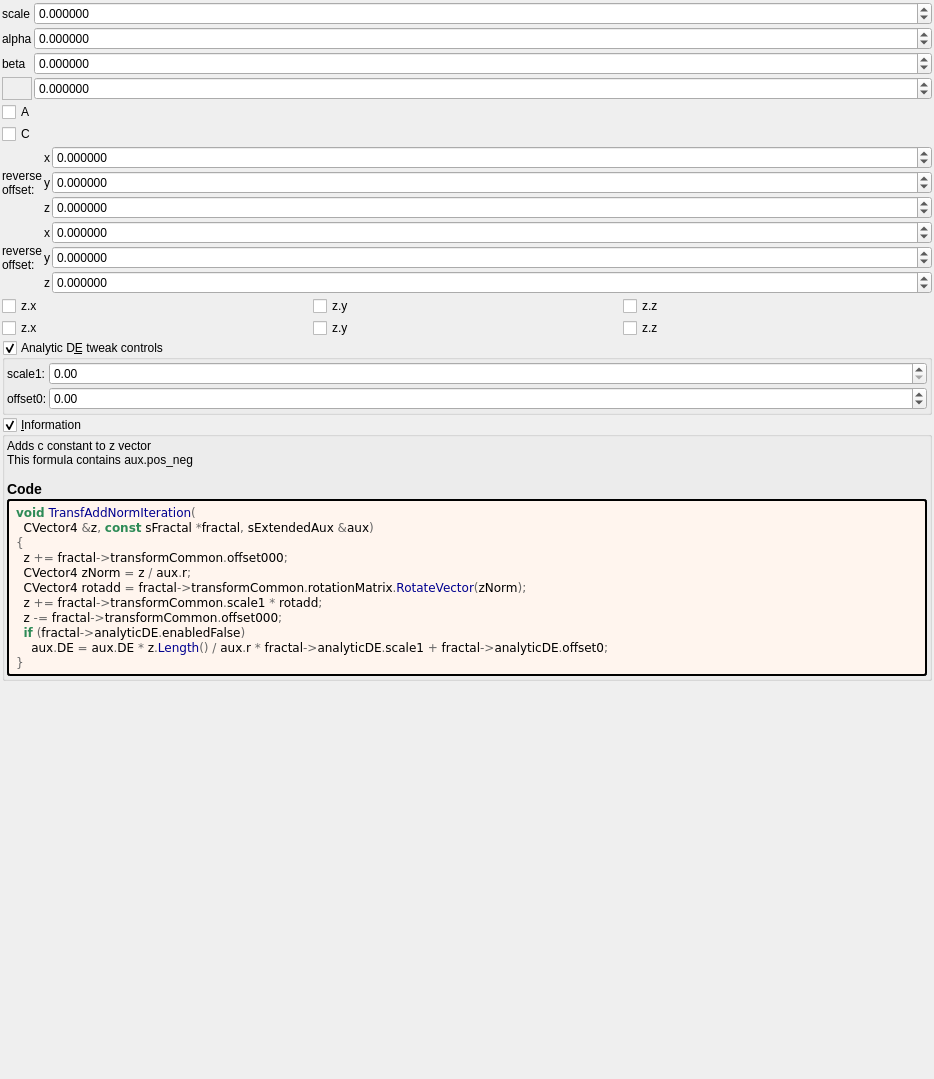
Qt form mandelbulber2/formula/ui/transf_supershape.ui (buddhi1980/mandelbulber2) before a commit.
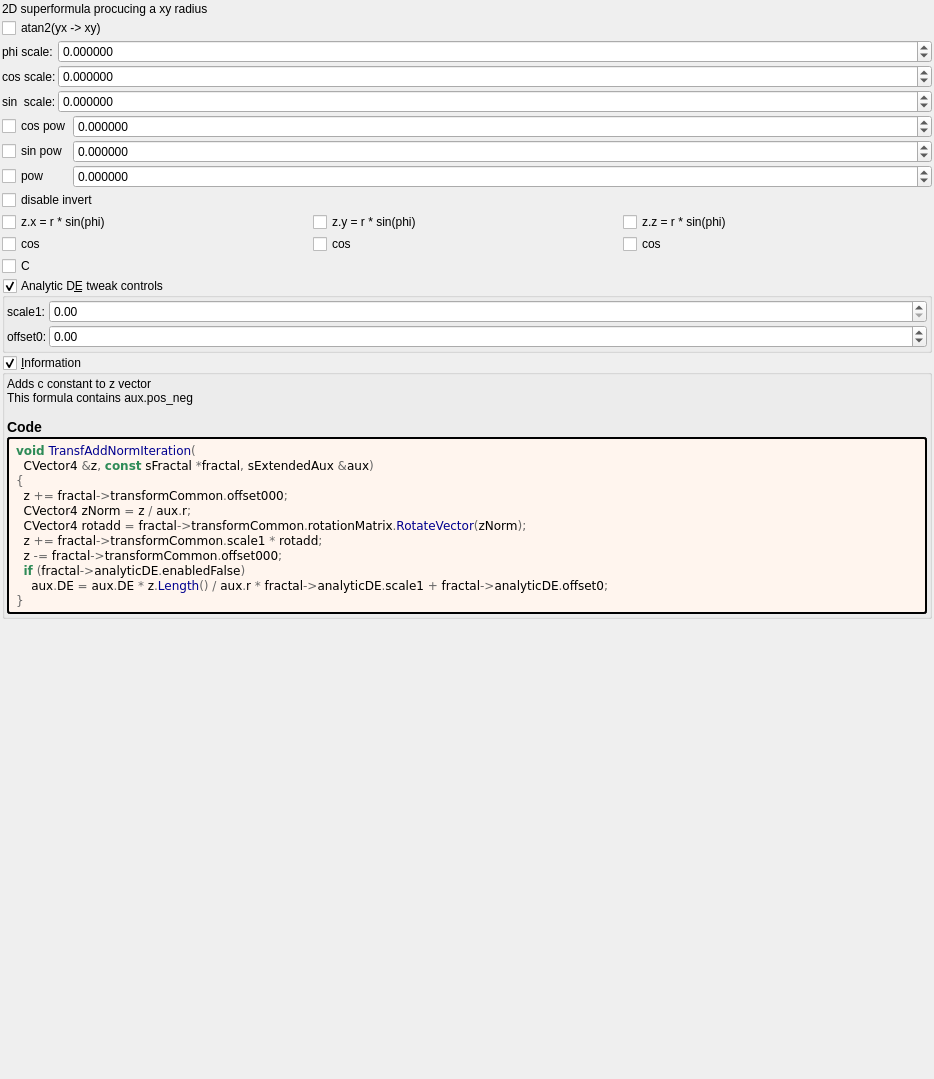
The same form after that commit. Custom widgets are drawn as their Qt base class.

```diff
--- a/mandelbulber2/formula/ui/transf_supershape.ui
+++ b/mandelbulber2/formula/ui/transf_supershape.ui
@@ -29,232 +29,47 @@
    <property name="bottomMargin">
     <number>2</number>
    </property>
+   <item>
+    <widget class="QLabel" name="label_20">
+     <property name="text">
+      <string notr="true">2D superformula procucing a xy radius</string>
+     </property>
+    </widget>
+   </item>
+   <item>
+    <widget class="MyCheckBox" name="checkBox_transf_function_enabledA_false">
+     <property name="text">
+      <string>atan2(yx -&gt; xy)</string>
+     </property>
+    </widget>
+   </item>
    <item>
     <layout class="QGridLayout" name="gridLayout_3" columnstretch="0,1">
      <property name="spacing">
       <number>2</number>
      </property>
-     <item row="1" column="1">
-      <widget class="MyDoubleSpinBox" name="spinboxd3_transf_rotation_x">
-       <property name="sizePolicy">
-        <sizepolicy hsizetype="Minimum" vsizetype="Maximum">
-         <horstretch>0</horstretch>
-         <verstretch>0</verstretch>
-        </sizepolicy>
-       </property>
-       <property name="prefix">
-        <string/>
-       </property>
-       <property name="suffix">
-        <string/>
-       </property>
-       <property name="decimals">
-        <number>6</number>
-       </property>
-       <property name="minimum">
-        <double>-36000.000000000000000</double>
-       </property>
-       <property name="maximum">
-        <double>36000.000000000000000</double>
-       </property>
-       <property name="singleStep">
-        <double>1.000000000000000</double>
-       </property>
-      </widget>
-     </item>
      <item row="2" column="0">
       <widget class="QLabel" name="label_14">
        <property name="text">
-        <string notr="true">beta</string>
-       </property>
-      </widget>
-     </item>
-     <item row="2" column="1">
-      <widget class="MyDoubleSpinBox" name="spinboxd3_transf_rotation_y">
-       <property name="sizePolicy">
-        <sizepolicy hsizetype="Minimum" vsizetype="Maximum">
-         <horstretch>0</horstretch>
-         <verstretch>0</verstretch>
-        </sizepolicy>
-       </property>
-       <property name="prefix">
-        <string/>
-       </property>
-       <property name="suffix">
-        <string/>
-       </property>
-       <property name="decimals">
-        <number>6</number>
-       </property>
-       <property name="minimum">
-        <double>-36000.000000000000000</double>
-       </property>
-       <property name="maximum">
-        <double>36000.000000000000000</double>
-       </property>
-       <property name="singleStep">
-        <double>1.000000000000000</double>
-       </property>
-      </widget>
-     </item>
-     <item row="3" column="1">
-      <widget class="MyDoubleSpinBox" name="spinboxd3_transf_rotation_z">
-       <property name="sizePolicy">
-        <sizepolicy hsizetype="Minimum" vsizetype="Maximum">
-         <horstretch>0</horstretch>
-         <verstretch>0</verstretch>
-        </sizepolicy>
-       </property>
-       <property name="prefix">
-        <string/>
-       </property>
-       <property name="suffix">
-        <string/>
-       </property>
-       <property name="decimals">
-        <number>6</number>
-       </property>
-       <property name="minimum">
-        <double>-36000.000000000000000</double>
-       </property>
-       <property name="maximum">
-        <double>36000.000000000000000</double>
-       </property>
-       <property name="singleStep">
-        <double>1.000000000000000</double>
-       </property>
-      </widget>
-     </item>
-     <item row="1" column="0">
-      <widget class="QLabel" name="label_15">
-       <property name="text">
-        <string notr="true">alpha</string>
-       </property>
-      </widget>
-     </item>
-     <item row="0" column="1">
-      <widget class="MyDoubleSpinBox" name="spinbox_transf_scale_1">
-       <property name="sizePolicy">
-        <sizepolicy hsizetype="Minimum" vsizetype="Maximum">
-         <horstretch>0</horstretch>
-         <verstretch>0</verstretch>
-        </sizepolicy>
-       </property>
-       <property name="prefix">
-        <string/>
-       </property>
-       <property name="suffix">
-        <string/>
-       </property>
-       <property name="decimals">
-        <number>6</number>
-       </property>
-       <property name="minimum">
-        <double>-99.989999999999995</double>
-       </property>
-       <property name="maximum">
-        <double>99.989999999999995</double>
-       </property>
-       <property name="singleStep">
-        <double>0.100000000000000</double>
+        <string notr="true">sin  scale:</string>
        </property>
       </widget>
      </item>
      <item row="0" column="0">
       <widget class="QLabel" name="label_17">
        <property name="text">
-        <string notr="true">scale</string>
+        <string notr="true">phi scale:</string>
        </property>
       </widget>
      </item>
-     <item row="3" column="0">
-      <widget class="QFrame" name="frame">
-       <property name="frameShape">
-        <enum>QFrame::StyledPanel</enum>
+     <item row="1" column="0">
+      <widget class="QLabel" name="label_15">
+       <property name="text">
+        <string notr="true">cos scale:</string>
        </property>
-       <property name="frameShadow">
-        <enum>QFrame::Raised</enum>
-       </property>
       </widget>
      </item>
-    </layout>
-   </item>
-   <item>
-    <widget class="MyCheckBox" name="checkBox_transf_function_enabledA_false">
-     <property name="text">
-      <string>A</string>
-     </property>
-    </widget>
-   </item>
-   <item>
-    <widget class="MyCheckBox" name="checkBox_transf_function_enabledC_false">
-     <property name="text">
-      <string>C</string>
-     </property>
-    </widget>
-   </item>
-   <item>
-    <layout class="QGridLayout" name="gridLayout_4" columnstretch="0,0,1">
-     <property name="spacing">
-      <number>2</number>
-     </property>
-     <item row="2" column="2">
-      <widget class="MyDoubleSpinBox" name="spinbox3_transf_constant_multiplierA_111_z">
-       <property name="sizePolicy">
-        <sizepolicy hsizetype="Minimum" vsizetype="Maximum">
-         <horstretch>0</horstretch>
-         <verstretch>0</verstretch>
-        </sizepolicy>
-       </property>
-       <property name="prefix">
-        <string/>
-       </property>
-       <property name="suffix">
-        <string/>
-       </property>
-       <property name="decimals">
-        <number>6</number>
-       </property>
-       <property name="minimum">
-        <double>-99.989999999999995</double>
-       </property>
-       <property name="maximum">
-        <double>99.989999999999995</double>
-       </property>
-       <property name="singleStep">
-        <double>0.100000000000000</double>
-       </property>
-      </widget>
-     </item>
-     <item row="1" column="2">
-      <widget class="MyDoubleSpinBox" name="spinbox3_transf_constant_multiplierA_111_y">
-       <property name="sizePolicy">
-        <sizepolicy hsizetype="Minimum" vsizetype="Maximum">
-         <horstretch>0</horstretch>
-         <verstretch>0</verstretch>
-        </sizepolicy>
-       </property>
-       <property name="prefix">
-        <string/>
-       </property>
-       <property name="suffix">
-        <string/>
-       </property>
-       <property name="decimals">
-        <number>6</number>
-       </property>
-       <property name="minimum">
-        <double>-99.989999999999995</double>
-       </property>
-       <property name="maximum">
-        <double>99.989999999999995</double>
-       </property>
-       <property name="singleStep">
-        <double>0.100000000000000</double>
-       </property>
-      </widget>
-     </item>
-     <item row="0" column="2">
+     <item row="0" column="1">
       <widget class="MyDoubleSpinBox" name="spinbox3_transf_constant_multiplierA_111_x">
        <property name="sizePolicy">
         <sizepolicy hsizetype="Minimum" vsizetype="Maximum">
@@ -282,43 +97,70 @@
        </property>
       </widget>
      </item>
-     <item row="0" column="1">
-      <widget class="QLabel" name="label_114">
-       <property name="text">
-        <string notr="true">x</string>
-       </property>
-      </widget>
-     </item>
      <item row="1" column="1">
-      <widget class="QLabel" name="label_113">
-       <property name="text">
-        <string notr="true">y</string>
+      <widget class="MyDoubleSpinBox" name="spinbox3_transf_constant_multiplierA_111_y">
+       <property name="sizePolicy">
+        <sizepolicy hsizetype="Minimum" vsizetype="Maximum">
+         <horstretch>0</horstretch>
+         <verstretch>0</verstretch>
+        </sizepolicy>
+       </property>
+       <property name="prefix">
+        <string/>
+       </property>
+       <property name="suffix">
+        <string/>
+       </property>
+       <property name="decimals">
+        <number>6</number>
+       </property>
+       <property name="minimum">
+        <double>-99.989999999999995</double>
+       </property>
+       <property name="maximum">
+        <double>99.989999999999995</double>
+       </property>
+       <property name="singleStep">
+        <double>0.100000000000000</double>
        </property>
       </widget>
      </item>
      <item row="2" column="1">
-      <widget class="QLabel" name="label_115">
-       <property name="text">
-        <string notr="true">z</string>
+      <widget class="MyDoubleSpinBox" name="spinbox3_transf_constant_multiplierA_111_z">
+       <property name="sizePolicy">
+        <sizepolicy hsizetype="Minimum" vsizetype="Maximum">
+         <horstretch>0</horstretch>
+         <verstretch>0</verstretch>
+        </sizepolicy>
        </property>
-      </widget>
-     </item>
-     <item row="0" column="0" rowspan="3">
-      <widget class="QLabel" name="label_18">
-       <property name="text">
-        <string notr="true">reverse
-offset:</string>
+       <property name="prefix">
+        <string/>
+       </property>
+       <property name="suffix">
+        <string/>
+       </property>
+       <property name="decimals">
+        <number>6</number>
+       </property>
+       <property name="minimum">
+        <double>-99.989999999999995</double>
+       </property>
+       <property name="maximum">
+        <double>99.989999999999995</double>
+       </property>
+       <property name="singleStep">
+        <double>0.100000000000000</double>
        </property>
       </widget>
      </item>
     </layout>
    </item>
    <item>
-    <layout class="QGridLayout" name="gridLayout_6" columnstretch="0,0,1">
+    <layout class="QGridLayout" name="gridLayout_6" columnstretch="0,1">
      <property name="spacing">
       <number>2</number>
      </property>
-     <item row="2" column="2">
+     <item row="2" column="1">
       <widget class="MyDoubleSpinBox" name="spinbox3_transf_constant_multiplierB_111_z">
        <property name="sizePolicy">
         <sizepolicy hsizetype="Minimum" vsizetype="Maximum">
@@ -346,35 +188,7 @@
        </property>
       </widget>
      </item>
-     <item row="1" column="2">
-      <widget class="MyDoubleSpinBox" name="spinbox3_transf_constant_multiplierB_111_y">
-       <property name="sizePolicy">
-        <sizepolicy hsizetype="Minimum" vsizetype="Maximum">
-         <horstretch>0</horstretch>
-         <verstretch>0</verstretch>
-        </sizepolicy>
-       </property>
-       <property name="prefix">
-        <string/>
-       </property>
-       <property name="suffix">
-        <string/>
-       </property>
-       <property name="decimals">
-        <number>6</number>
-       </property>
-       <property name="minimum">
-        <double>-99.989999999999995</double>
-       </property>
-       <property name="maximum">
-        <double>99.989999999999995</double>
-       </property>
-       <property name="singleStep">
-        <double>0.100000000000000</double>
-       </property>
-      </widget>
-     </item>
-     <item row="0" column="2">
+     <item row="0" column="1">
       <widget class="MyDoubleSpinBox" name="spinbox3_transf_constant_multiplierB_111_x">
        <property name="sizePolicy">
         <sizepolicy hsizetype="Minimum" vsizetype="Maximum">
@@ -402,57 +216,84 @@
        </property>
       </widget>
      </item>
-     <item row="0" column="1">
-      <widget class="QLabel" name="label_116">
+     <item row="0" column="0">
+      <widget class="MyCheckBox" name="checkBox_transf_function_enabledX_false">
        <property name="text">
-        <string notr="true">x</string>
+        <string>cos pow</string>
+       </property>
+      </widget>
+     </item>
+     <item row="2" column="0">
+      <widget class="MyCheckBox" name="checkBox_transf_function_enabledE_false">
+       <property name="text">
+        <string>pow</string>
+       </property>
+      </widget>
+     </item>
+     <item row="1" column="0">
+      <widget class="MyCheckBox" name="checkBox_transf_function_enabledY_false">
+       <property name="text">
+        <string>sin pow</string>
        </property>
       </widget>
      </item>
      <item row="1" column="1">
-      <widget class="QLabel" name="label_117">
-       <property name="text">
-        <string notr="true">y</string>
+      <widget class="MyDoubleSpinBox" name="spinbox3_transf_constant_multiplierB_111_y">
+       <property name="sizePolicy">
+        <sizepolicy hsizetype="Minimum" vsizetype="Maximum">
+         <horstretch>0</horstretch>
+         <verstretch>0</verstretch>
+        </sizepolicy>
        </property>
-      </widget>
-     </item>
-     <item row="2" column="1">
-      <widget class="QLabel" name="label_118">
-       <property name="text">
-        <string notr="true">z</string>
+       <property name="prefix">
+        <string/>
        </property>
-      </widget>
-     </item>
-     <item row="0" column="0" rowspan="3">
-      <widget class="QLabel" name="label_19">
-       <property name="text">
-        <string notr="true">reverse
-offset:</string>
+       <property name="suffix">
+        <string/>
+       </property>
+       <property name="decimals">
+        <number>6</number>
+       </property>
+       <property name="minimum">
+        <double>-99.989999999999995</double>
+       </property>
+       <property name="maximum">
+        <double>99.989999999999995</double>
+       </property>
+       <property name="singleStep">
+        <double>0.100000000000000</double>
        </property>
       </widget>
      </item>
     </layout>
    </item>
+   <item>
+    <widget class="MyCheckBox" name="checkBox_transf_function_enabledF_false">
+     <property name="text">
+      <string>disable invert</string>
+     </property>
+    </widget>
+   </item>
    <item>
     <layout class="QHBoxLayout" name="horizontalLayout_4" stretch="0,0,0">
      <item>
       <widget class="MyCheckBox" name="checkBox_transf_function_enabledx_false">
        <property name="text">
-        <string>z.x</string>
+        <string>z.x = r * sin(phi)</string>
        </property>
       </widget>
      </item>
      <item>
       <widget class="MyCheckBox" name="checkBox_transf_function_enabledy_false">
        <property name="text">
-        <string>z.y</string>
+        <string>z.y = r * sin(phi)</string>
        </property>
       </widget>
      </item>
      <item>
       <widget class="MyCheckBox" name="checkBox_transf_function_enabledz_false">
        <property name="text">
-        <string>z.z</string>
+        <string>z.z = r * sin(phi)</string>
        </property>
       </widget>
      </item>
@@ -463,26 +304,33 @@
      <item>
       <widget class="MyCheckBox" name="checkBox_transf_function_enabledAx_false">
        <property name="text">
-        <string>z.x</string>
+        <string>cos</string>
        </property>
       </widget>
      </item>
      <item>
       <widget class="MyCheckBox" name="checkBox_transf_function_enabledAy_false">
        <property name="text">
-        <string>z.y</string>
+        <string>cos</string>
        </property>
       </widget>
      </item>
      <item>
       <widget class="MyCheckBox" name="checkBox_transf_function_enabledAz_false">
        <property name="text">
-        <string>z.z</string>
+        <string>cos</string>
        </property>
       </widget>
      </item>
     </layout>
    </item>
+   <item>
+    <widget class="MyCheckBox" name="checkBox_transf_function_enabledC_false">
+     <property name="text">
+      <string>C</string>
+     </property>
+    </widget>
+   </item>
    <item>
     <widget class="MyGroupBox" name="groupCheck_analyticDE_enabled_false">
      <property name="title">
```
